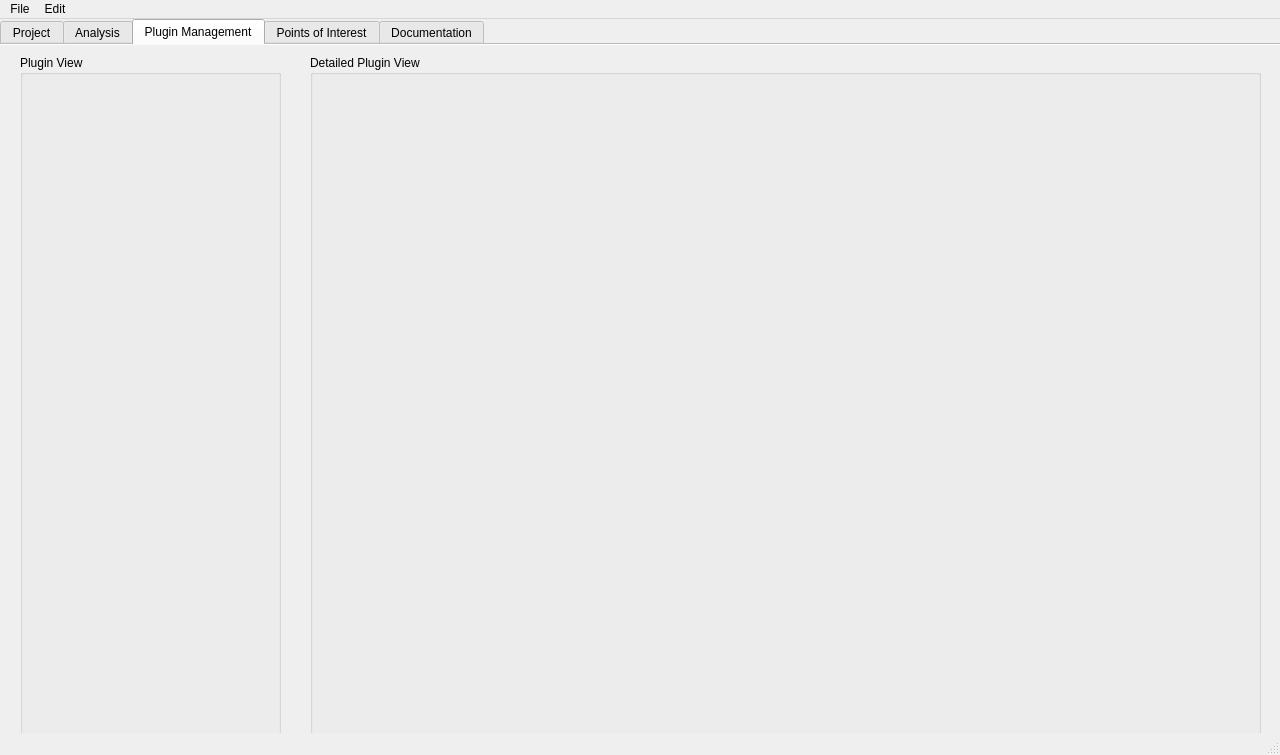
This is main.ui in maurygrin/Software-Project-Team9 as Qt 5 draws it before an edit. The edited form follows.
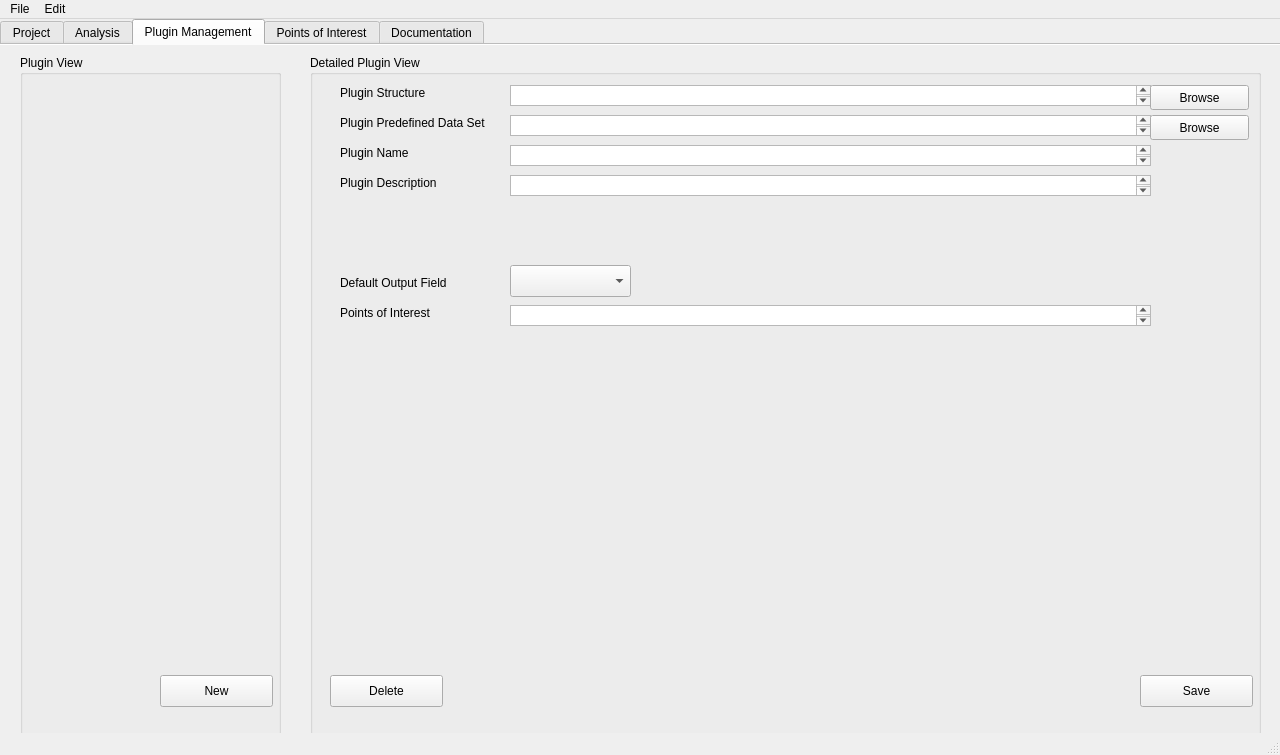
This is the edited form. The open tabs and pages were chosen to show the change.

Commit message: Design almost ddone

The edit to the form file:
```diff
--- a/main.ui
+++ b/main.ui
@@ -122,6 +122,19 @@
       <property name="title">
        <string>Plugin View</string>
       </property>
+      <widget class="QPushButton" name="pushButton_10">
+       <property name="geometry">
+        <rect>
+         <x>140</x>
+         <y>620</y>
+         <width>113</width>
+         <height>32</height>
+        </rect>
+       </property>
+       <property name="text">
+        <string>New</string>
+       </property>
+      </widget>
      </widget>
      <widget class="QGroupBox" name="groupBox_6">
       <property name="geometry">
@@ -135,6 +148,196 @@
       <property name="title">
        <string>Detailed Plugin View</string>
       </property>
+      <widget class="QLabel" name="label_10">
+       <property name="geometry">
+        <rect>
+         <x>30</x>
+         <y>30</y>
+         <width>101</width>
+         <height>16</height>
+        </rect>
+       </property>
+       <property name="text">
+        <string>Plugin Structure</string>
+       </property>
+      </widget>
+      <widget class="QLabel" name="label_11">
+       <property name="geometry">
+        <rect>
+         <x>30</x>
+         <y>60</y>
+         <width>171</width>
+         <height>16</height>
+        </rect>
+       </property>
+       <property name="text">
+        <string>Plugin Predefined Data Set</string>
+       </property>
+      </widget>
+      <widget class="QLabel" name="label_12">
+       <property name="geometry">
+        <rect>
+         <x>30</x>
+         <y>90</y>
+         <width>101</width>
+         <height>16</height>
+        </rect>
+       </property>
+       <property name="text">
+        <string>Plugin Name</string>
+       </property>
+      </widget>
+      <widget class="QLabel" name="label_13">
+       <property name="geometry">
+        <rect>
+         <x>30</x>
+         <y>120</y>
+         <width>111</width>
+         <height>16</height>
+        </rect>
+       </property>
+       <property name="text">
+        <string>Plugin Description</string>
+       </property>
+      </widget>
+      <widget class="QLabel" name="label_14">
+       <property name="geometry">
+        <rect>
+         <x>30</x>
+         <y>220</y>
+         <width>121</width>
+         <height>16</height>
+        </rect>
+       </property>
+       <property name="text">
+        <string>Default Output Field</string>
+       </property>
+      </widget>
+      <widget class="QLabel" name="label_15">
+       <property name="geometry">
+        <rect>
+         <x>30</x>
+         <y>250</y>
+         <width>111</width>
+         <height>16</height>
+        </rect>
+       </property>
+       <property name="text">
+        <string>Points of Interest</string>
+       </property>
+      </widget>
+      <widget class="QTextBrowser" name="textBrowser_4">
+       <property name="geometry">
+        <rect>
+         <x>200</x>
+         <y>60</y>
+         <width>641</width>
+         <height>21</height>
+        </rect>
+       </property>
+      </widget>
+      <widget class="QTextBrowser" name="textBrowser_5">
+       <property name="geometry">
+        <rect>
+         <x>200</x>
+         <y>30</y>
+         <width>641</width>
+         <height>21</height>
+        </rect>
+       </property>
+      </widget>
+      <widget class="QTextBrowser" name="textBrowser_6">
+       <property name="geometry">
+        <rect>
+         <x>200</x>
+         <y>90</y>
+         <width>641</width>
+         <height>21</height>
+        </rect>
+       </property>
+      </widget>
+      <widget class="QTextBrowser" name="textBrowser_7">
+       <property name="geometry">
+        <rect>
+         <x>200</x>
+         <y>120</y>
+         <width>641</width>
+         <height>21</height>
+        </rect>
+       </property>
+      </widget>
+      <widget class="QTextBrowser" name="textBrowser_8">
+       <property name="geometry">
+        <rect>
+         <x>200</x>
+         <y>250</y>
+         <width>641</width>
+         <height>21</height>
+        </rect>
+       </property>
+      </widget>
+      <widget class="QComboBox" name="comboBox_3">
+       <property name="geometry">
+        <rect>
+         <x>200</x>
+         <y>210</y>
+         <width>121</width>
+         <height>32</height>
+        </rect>
+       </property>
+      </widget>
+      <widget class="QPushButton" name="pushButton_9">
+       <property name="geometry">
+        <rect>
+         <x>840</x>
+         <y>30</y>
+         <width>99</width>
+         <height>25</height>
+        </rect>
+       </property>
+       <property name="text">
+        <string>Browse</string>
+       </property>
+      </widget>
+      <widget class="QPushButton" name="pushButton_11">
+       <property name="geometry">
+        <rect>
+         <x>20</x>
+         <y>620</y>
+         <width>113</width>
+         <height>32</height>
+        </rect>
+       </property>
+       <property name="text">
+        <string>Delete</string>
+       </property>
+      </widget>
+      <widget class="QPushButton" name="pushButton_12">
+       <property name="geometry">
+        <rect>
+         <x>830</x>
+         <y>620</y>
+         <width>113</width>
+         <height>32</height>
+        </rect>
+       </property>
+       <property name="text">
+        <string>Save</string>
+       </property>
+      </widget>
+     </widget>
+     <widget class="QPushButton" name="pushButton_8">
+      <property name="geometry">
+       <rect>
+        <x>1150</x>
+        <y>70</y>
+        <width>99</width>
+        <height>25</height>
+       </rect>
+      </property>
+      <property name="text">
+       <string>Browse</string>
+      </property>
      </widget>
     </widget>
     <widget class="QWidget" name="tab_4">
```
Left out of the diff: 363 changed lines with no effect on the pictures.
